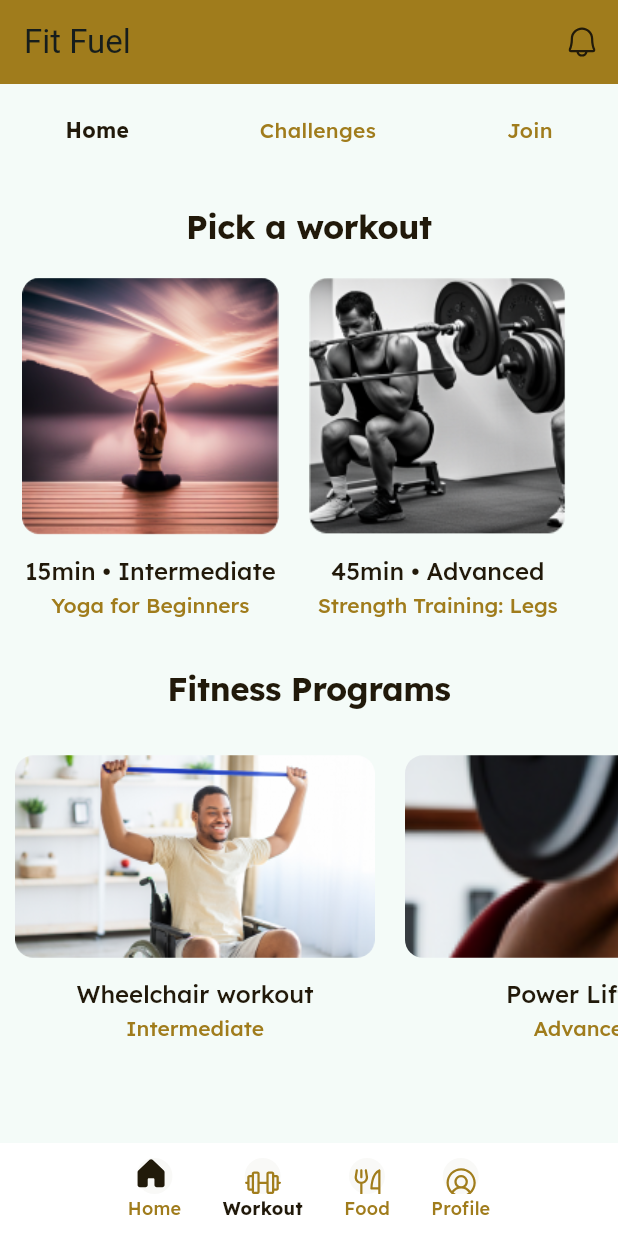
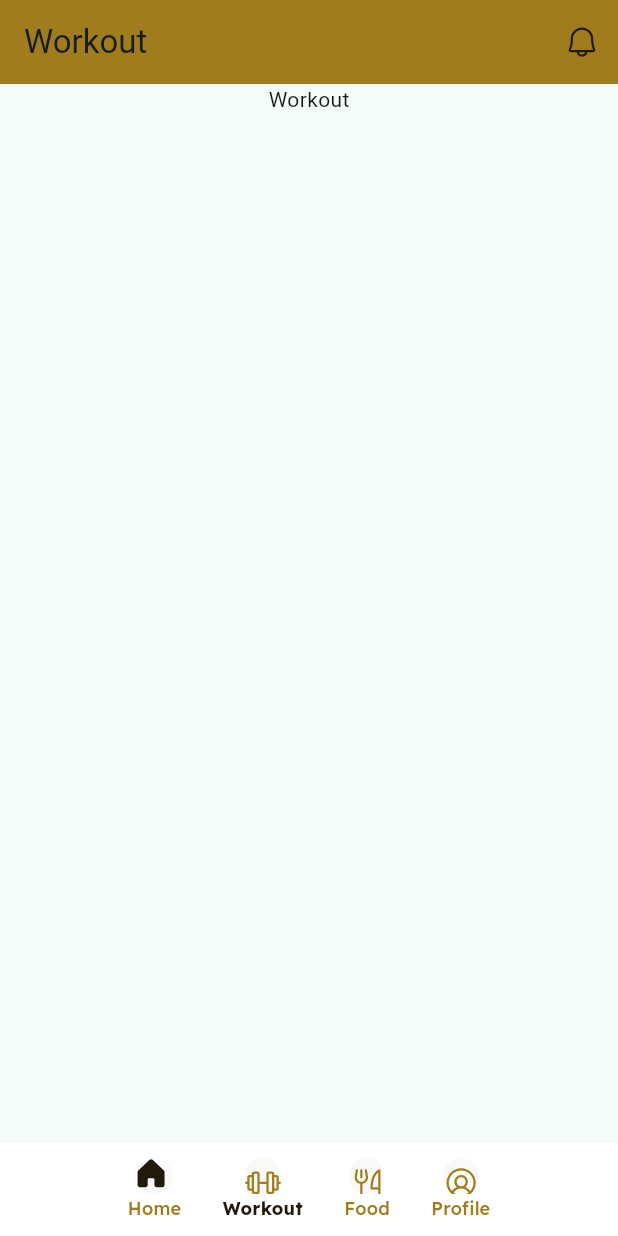
Before and after one commit to BhagatHarsh/Fit-Fuel, a Flutter app: the screen it shows after launch, after a tap on "Workout", on a phone screen of 412 x 824 dp. Run offline on Flutter 3.47's test engine with Material 3 defaults, Android fonts, the phone set to English and light mode, and no system bars; our stand-ins replace flutter_svg.

Commit message:
fix Footer & NavBar

```diff
--- /dev/null
+++ b/lib/components/button.dart
@@ -0,0 +1,41 @@
+import 'package:fitfuel/screens/dummy.dart';
+import 'package:flutter/material.dart';
+import 'package:flutter_svg/svg.dart';
+
+class NavBarButton extends StatefulWidget {
+ final int selected;
+ const NavBarButton({required Key key, required this.selected}) : super(key: key);
+
+ @override
+ State<NavBarButton> createState() => NavBarButtonState();
+}
+
+class NavBarButtonState extends State<NavBarButton> {
+ @override
+ Widget build(BuildContext context) {
+    // Define the icons for each page
+    final Map<int, String> icons = {
+      0: 'assets/images/svg/bell.svg',
+      1: 'assets/images/svg/bell.svg',
+      2: 'assets/images/svg/basket.svg',
+      3: 'assets/images/svg/settings.svg',
+    };
+
+    // Define the navigation actions for each page
+    final Map<int, VoidCallback> actions = {
+      0: () => Navigator.push(context, MaterialPageRoute(builder: (context) => DummyPage())),
+      1: () => Navigator.push(context, MaterialPageRoute(builder: (context) => DummyPage())),
+      2: () => Navigator.push(context, MaterialPageRoute(builder: (context) => DummyPage())),
+      3: () => Navigator.push(context, MaterialPageRoute(builder: (context) => DummyPage())),
+    };
+
+    // Get the icon path and action for the selected page
+    final String iconPath = icons[widget.selected] ?? 'assets/images/svg/bell.svg';
+    final VoidCallback action = actions[widget.selected] ?? (() => {});
+
+    return IconButton(
+      icon: SvgPicture.asset(iconPath, semanticsLabel: 'Action Icon'),
+      onPressed: action,
+    );
+ }
+}
--- a/lib/components/footer/footer.dart
+++ b/lib/components/footer/footer.dart
@@ -2,7 +2,8 @@ import 'package:flutter/material.dart';
 import 'package:fitfuel/components/footer/icons.dart';
 
 class FooterWidget extends StatefulWidget {
- const FooterWidget({Key? key}) : super(key: key);
+  final Function(int) onIconSelected;
+ const FooterWidget({Key? key, required this.onIconSelected}) : super(key: key);
 
  @override
  _FooterWidgetState createState() => _FooterWidgetState();
@@ -47,6 +48,7 @@ class _FooterWidgetState extends State<FooterWidget> {
                  setState(() {
                     selected = icons.indexOf(icon) + 1;
                  });
+                 widget.onIconSelected(icons.indexOf(icon));
                 },
                 child: IconContainer(
                  key: icon.key,
--- a/lib/main.dart
+++ b/lib/main.dart
@@ -1,4 +1,5 @@
 import 'package:fitfuel/screens/home.dart';
+import 'package:fitfuel/screens/skeleton.dart';
 import 'package:flutter/material.dart';
 
 void main() {
@@ -12,13 +13,14 @@ class MyApp extends StatelessWidget {
   @override
   Widget build(BuildContext context) {
     return MaterialApp(
-      title: 'Flutter Demo',
+      title: 'Fit Fuel',
       theme: ThemeData(
         colorScheme: ColorScheme.fromSeed(seedColor: Colors.teal),
         useMaterial3: true,
       ),
       debugShowCheckedModeBanner: false,
-      home: const MyHomePage(title: 'Fit Fuel'),
+      // home: const MyHomePage(title: 'Fit Fuel'),
+      home: const SkeletonPage(),
     );
   }
 }
--- /dev/null
+++ b/lib/screens/dummy.dart
@@ -0,0 +1,17 @@
+import 'package:flutter/material.dart';
+
+class DummyPage extends StatefulWidget {
+  const DummyPage({super.key});
+
+  @override
+  State<DummyPage> createState() => _DummyPageState();
+}
+
+class _DummyPageState extends State<DummyPage> {
+  @override
+  Widget build(BuildContext context) {
+    return const Column(children: [
+      Text('Dummy'),
+    ],);
+  }
+}
--- /dev/null
+++ b/lib/screens/food.dart
@@ -0,0 +1,17 @@
+import 'package:flutter/material.dart';
+
+class FoodPage extends StatefulWidget {
+  const FoodPage({super.key});
+
+  @override
+  State<FoodPage> createState() => _FoodPageState();
+}
+
+class _FoodPageState extends State<FoodPage> {
+  @override
+  Widget build(BuildContext context) {
+    return const Column(children: [
+      Text('Food'),
+    ],);
+  }
+}
--- a/lib/screens/home.dart
+++ b/lib/screens/home.dart
@@ -1,16 +1,11 @@
+import 'package:fitfuel/components/navbar.dart';
 import 'package:flutter/material.dart';
-import 'package:flutter_svg/svg.dart';
-import 'package:fitfuel/components/footer/footer.dart';
 import 'package:fitfuel/components/landScapeCard.dart';
 import 'package:fitfuel/components/mainTitle.dart';
-import 'package:fitfuel/components/navbar.dart';
 import '../components/card.dart';
 
 class MyHomePage extends StatefulWidget {
-  const MyHomePage({Key? key, required this.title}) : super(key: key);
-
-  final String title;
-
+  const MyHomePage({Key? key}) : super(key: key);
   @override
   State<MyHomePage> createState() => _MyHomePageState();
 }
@@ -76,22 +71,10 @@ class _MyHomePageState extends State<MyHomePage> {
 
   @override
   Widget build(BuildContext context) {
-    return Scaffold(
-      appBar: AppBar(
-        backgroundColor: const Color.fromRGBO(160, 124, 28, 1),
-        title: Text(widget.title),
-        actions: [
-          IconButton(
-            icon: SvgPicture.asset('assets/images/svg/bell.svg',
-                semanticsLabel: 'bell'),
-            onPressed: () {},
-          )
-        ],
-      ),
-      body: Column(
+    return Column(
         mainAxisAlignment: MainAxisAlignment.center,
         children: <Widget>[
-          const NavBar(),
+          NavBar(),
           Expanded(
             child: SingleChildScrollView(
               scrollDirection: Axis.vertical,
@@ -143,9 +126,7 @@ class _MyHomePageState extends State<MyHomePage> {
               ),
             ),
           ),
-          const FooterWidget(),
         ],
-      ),
-    );
+      );
   }
 }
--- /dev/null
+++ b/lib/screens/profile.dart
@@ -0,0 +1,17 @@
+import 'package:flutter/material.dart';
+
+class ProfilePage extends StatefulWidget {
+  const ProfilePage({super.key});
+
+  @override
+  State<ProfilePage> createState() => _ProfilePageState();
+}
+
+class _ProfilePageState extends State<ProfilePage> {
+  @override
+  Widget build(BuildContext context) {
+    return const Column(children: [
+      Text('Profile'),
+    ],);
+  }
+}
--- /dev/null
+++ b/lib/screens/skeleton.dart
@@ -0,0 +1,72 @@
+import 'package:fitfuel/components/button.dart';
+import 'package:fitfuel/screens/food.dart';
+import 'package:fitfuel/screens/profile.dart';
+import 'package:fitfuel/screens/workout.dart';
+import 'package:flutter/material.dart';
+import 'package:fitfuel/components/footer/footer.dart';
+import 'package:fitfuel/screens/home.dart';
+import 'package:flutter_svg/svg.dart';
+
+class SkeletonPage extends StatefulWidget {
+  const SkeletonPage({super.key});
+
+  @override
+  State<SkeletonPage> createState() => _SkeletonPageState();
+}
+
+class _SkeletonPageState extends State<SkeletonPage> {
+  int _currentIndex = 0;
+  final PageController _pageController = PageController();
+  final List<String> _screens = [
+    'Home',
+    'Workout',
+    'Food',
+    'Profile',
+  ];
+
+  @override
+  void dispose() {
+    _pageController.dispose();
+    super.dispose();
+  }
+
+  @override
+  Widget build(BuildContext context) {
+    return Scaffold(
+      appBar: AppBar(
+        backgroundColor: const Color.fromRGBO(160, 124, 28, 1),
+        title: Text(_screens[_currentIndex]),
+        actions: [
+          NavBarButton(key: const Key("navBarButton"), selected: _currentIndex),
+        ],
+      ),
+      body: PageView(
+        controller: _pageController,
+        physics: const NeverScrollableScrollPhysics(), // Disable swiping
+        onPageChanged: (index) {
+          setState(() {
+            _currentIndex = index;
+          });
+        },
+        children: <Widget>[
+          MyHomePage(),
+          WorkOutPage(), // Placeholder for Workout screen
+          FoodPage(), // Placeholder for Food screen
+          ProfilePage(), // Placeholder for Profile screen
+        ],
+      ),
+      bottomNavigationBar: FooterWidget(
+        onIconSelected: (index) {
+          setState(() {
+            _currentIndex = index;
+          });
+          _pageController.animateToPage(
+            index,
+            duration: Duration(milliseconds: 300),
+            curve: Curves.easeInOut,
+          );
+        },
+      ),
+    );
+  }
+}
--- /dev/null
+++ b/lib/screens/workout.dart
@@ -0,0 +1,17 @@
+import 'package:flutter/material.dart';
+
+class WorkOutPage extends StatefulWidget {
+  const WorkOutPage({super.key});
+
+  @override
+  State<WorkOutPage> createState() => _WorkOutPageState();
+}
+
+class _WorkOutPageState extends State<WorkOutPage> {
+  @override
+  Widget build(BuildContext context) {
+    return const Column(children: [
+      Text('Workout'),
+    ],);
+  }
+}
```
Also changed, not shown: assets/images/svg/basket.svg (added), assets/images/svg/settings.svg (added), 1 other file.
